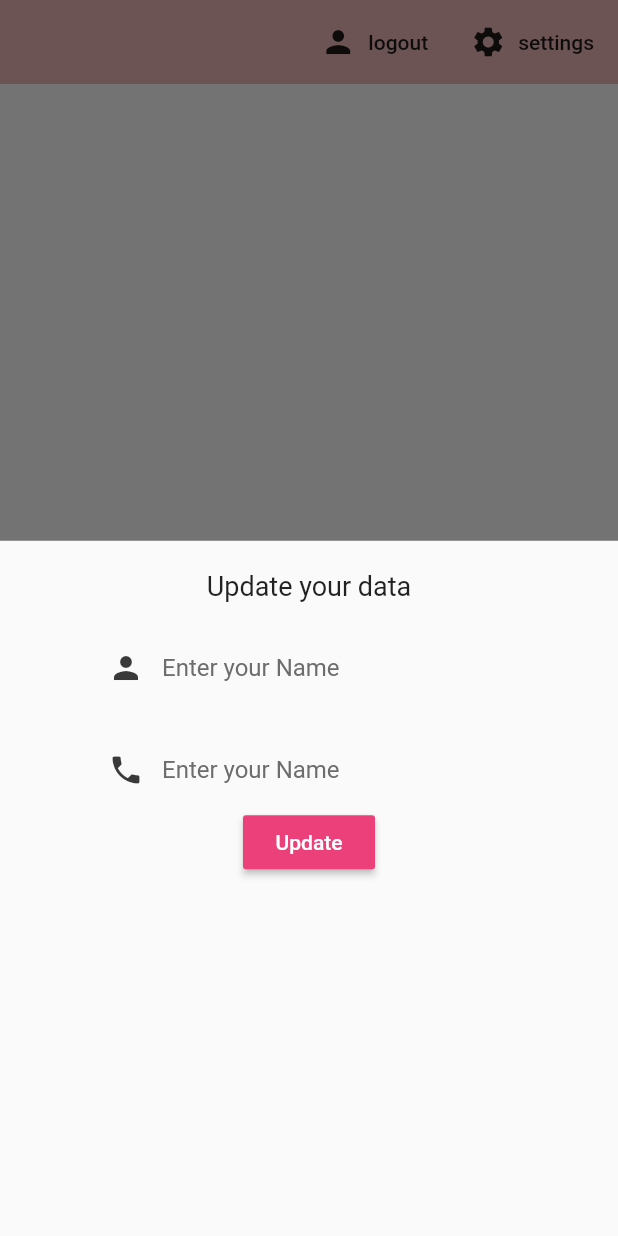
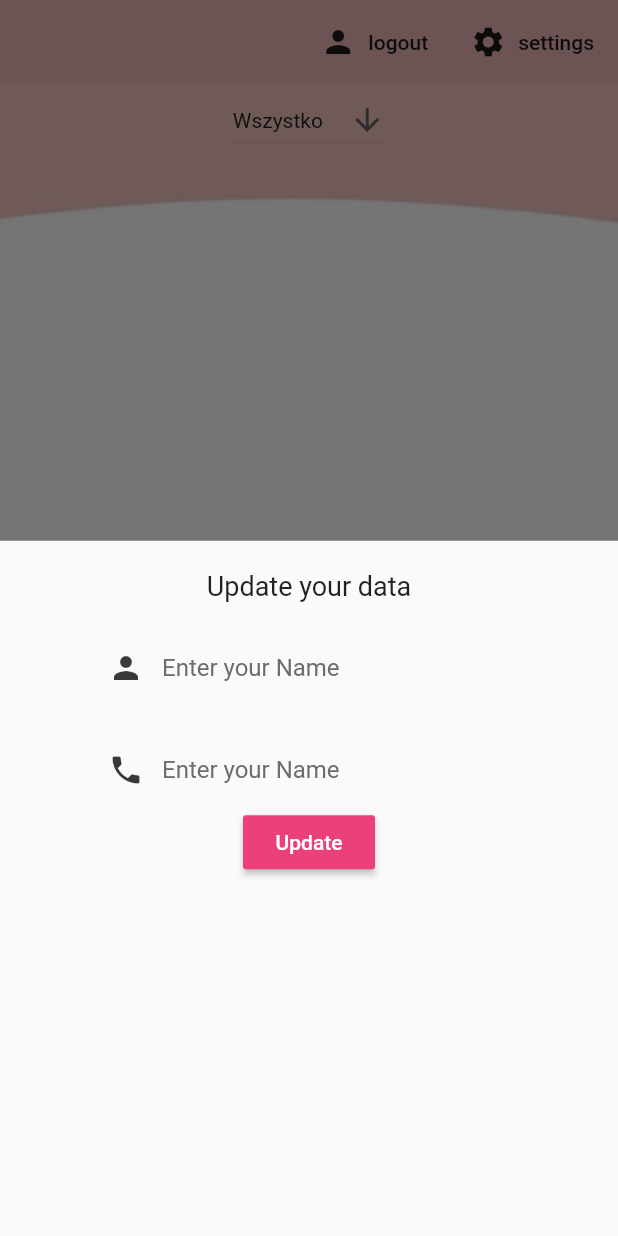
Before and after one commit to gorazdnina/Korepetycje, a Flutter app: the screen it shows once a user with an empty profile is signed in, after a tap on "settings", on a phone screen of 412 x 824 dp. Run offline on Flutter 3.47's test engine with Material 2 defaults, Android fonts, the phone set to English and light mode, and no system bars; our stand-ins replace cloud_firestore, firebase_auth, firebase_core, flutter_calendar_carousel, flutter_spinkit; accounts and stored records are empty; network calls fail; Roboto replaces fonts that are missing (OpenSans).

Commit message:
searching over lessons

```diff
--- /dev/null
+++ b/lib/models/category.dart
@@ -0,0 +1,5 @@
+class Category{
+  final String name;
+
+  Category({this.name});
+}
--- /dev/null
+++ b/lib/models/lessons.dart
@@ -0,0 +1,17 @@
+class Lessons{
+  final String uid;
+  final String name;
+  final String descryption;
+  final double price;
+
+  Lessons({this.uid,this.name,this.descryption,this.price});
+}
+
+class Lesons{
+  final String name;
+  final String descryption;
+  final double price;
+  final String category;
+
+  Lesons({this.name,this.descryption,this.price,this.category});
+}
--- a/lib/screens/home/home.dart
+++ b/lib/screens/home/home.dart
@@ -1,9 +1,11 @@
 import 'package:cloud_firestore/cloud_firestore.dart';
 import 'package:flutter/material.dart';
 import 'package:flutter/services.dart';
+import 'package:flutter_app2/models/lessons.dart';
 import 'package:flutter_app2/models/useerr.dart';
 import 'package:flutter_app2/models/userr.dart';
 import 'package:flutter_app2/screens/home/appbar.dart';
+import 'package:flutter_app2/screens/home/lessonl_ist.dart';
 import 'package:flutter_app2/screens/home/settings.dart';
 import 'package:flutter_app2/services/auth.dart';
 import 'package:flutter_app2/utilities/constants.dart';
@@ -19,19 +21,6 @@ import 'package:provider/provider.dart';
 import 'brews_list.dart';
 
 
-// class Home extends StatelessWidget{
-//   final AuthService _auth = AuthService();
-//   @override
-//   Widget build(BuildContext context){
-//     return StreamProvider<QuerySnapshot>.value(
-//       child: Scaffold(
-
-//       ),
-//     );
-//   }
-// }
-
-
 class Home extends StatefulWidget{
   @override
   _HomeState createState() => _HomeState();
@@ -40,6 +29,7 @@ class Home extends StatefulWidget{
 class _HomeState extends State<Home>{
 
   final AuthService _auth = AuthService();
+  String category = "Wszystko";
 
   int _selectedIndex = 0;
   static const TextStyle optionStyle = TextStyle(fontSize: 30, fontWeight: FontWeight.bold);
@@ -98,15 +88,38 @@ class _HomeState extends State<Home>{
 
   String dropdownValue = 'Wszystko';
   Widget _menuScreen() {
-    return Column(
-      children: <Widget>[
-        Text(
-            "Wybierz kategorie: "
-        ),
-        _dropDownCategory(),
+    // return Column(
+    //   children: <Widget>[
+    //     Text(
+    //         "Wybierz kategorie: "
+    //     ),
+    //     _dropDownCategory(),
 
-      ],
-    );
+      return Container(
+
+        child: Column(children:<Widget> [
+          _dropDownCategory(),
+          Expanded(
+            child:LesonList(),
+            ),
+        ],),
+      );
+        // return StreamProvider<List<Lesons>>.value(
+        // value: DataBaseService().lesonsCat("wszystkie"),
+        // initialData: [],
+        // child: LesonList(),
+        // child: Column(
+        // children: <Widget>[
+        //   Text(
+        //       "Wybierz kategorie: "
+        //   ),
+        //  // _dropDownCategory(),
+        //   LesonList()
+        // ],
+        //),
+        //);
+      //],
+    //);
   }
 
   Widget _dropDownCategory(){
@@ -123,6 +136,7 @@ class _HomeState extends State<Home>{
       onChanged: (String newValue) {
         setState(() {
           dropdownValue = newValue;
+          category = dropdownValue;
         });
       },
       items: <String>['Wszystko', 'Matematyka', 'Polski', 'Angielski', 'Fizyka', 'Chemia', 'Inne']
@@ -132,6 +146,13 @@ class _HomeState extends State<Home>{
           child: Text(value),
         );
       }).toList(),
+      // items: <String>['Wszystko', 'Matematyka', 'Polski', 'Angielski', 'Fizyka', 'Chemia', 'Inne']
+      //     .map<DropdownMenuItem<String>>((String value) {
+      //   return DropdownMenuItem<String>(
+      //     value: value,
+      //     child: Text(value),
+      //   );
+      // }).toList(),
     );
   }
 
@@ -192,13 +213,55 @@ class _HomeState extends State<Home>{
     else return _calendarScreen();
   }
 
-  Widget _menuMainScreen() {
-    return Scaffold(
-      appBar: AppBar(
-        title: const Text('BottomNavigationBar Sample'),
-      ),
-      body: Center(
-        child: _widgetOptions.elementAt(_selectedIndex),
+ @override
+  Widget build(BuildContext context){
+
+
+    final user = Provider.of<Userr>(context);
+
+    return StreamProvider<List<Lesons>>.value(
+    value: DataBaseService().lesonsCat(category),
+    initialData: [],
+    child: Scaffold(
+      body: AnnotatedRegion<SystemUiOverlayStyle>(
+        value: SystemUiOverlayStyle.light,
+        child: GestureDetector(
+          onTap: () => FocusScope.of(context).unfocus(),
+          child: Stack(
+            children: <Widget>[
+              Container(
+                height: double.infinity,
+                width: double.infinity,
+                decoration: BoxDecoration(
+                  image: DecorationImage(
+                    image: AssetImage("assets/images/tlo.jpeg"),
+                    fit: BoxFit.cover,
+                  ),
+                ),
+              ),
+              _selectScreen(),
+              // Container(
+              //   height: double.infinity,
+              //   child: SingleChildScrollView(
+              //     physics: AlwaysScrollableScrollPhysics(),
+              //     padding: EdgeInsets.symmetric(
+              //       horizontal: 40.0,
+              //       vertical: 120.0,
+              //     ),
+              //     child: Column(
+              //       mainAxisAlignment: MainAxisAlignment.center,
+              //       children: <Widget>[
+              //         _widgetOptions.elementAt(_selectedIndex),
+              //         SizedBox(height: 30.0),
+              //         _selectScreen(),
+              //       ],
+              //     ),
+
+              //   ),
+              // )
+           ],
+          ),
+        ),
       ),
       bottomNavigationBar: BottomNavigationBar(
         items: const <BottomNavigationBarItem>[
@@ -220,123 +283,13 @@ class _HomeState extends State<Home>{
           ),
         ],
         currentIndex: _selectedIndex,
+        iconSize: 30,
         unselectedItemColor: Color(0xFF3B3A3A),
         selectedItemColor: Color(0xFFECB6B6),
         onTap: _onItemTapped,
       ),
-    );
-  }
 
-    Future<String> getUserName()async{
-      FirebaseFirestore.instance
-          .collection('users')
-          .doc(_auth.getUs)
-          .get()
-          .then((DocumentSnapshot documentSnapshot) {
-            if (documentSnapshot.exists) {
-              return 'Document data: ${documentSnapshot.data()}';
-              //print('Document data: ${documentSnapshot.data()}');
-            } else {
-              return "Document does not exist on the database";
-              //print('Document does not exist on the database');
-            }
-          });
-      }
-
- @override
-  Widget build(BuildContext context){
-
-
-    final user = Provider.of<Userr>(context);
-
-    void _showSettingsPanel(){
-      showModalBottomSheet(
-        context: context,
-        builder: (context){
-          return Container(
-            //  alignment: Alignment.center,
-            // width: double.infinity,
-            // height: double.infinity,
-            // padding: EdgeInsets.symmetric(vertical: 30,horizontal: 60),
-            // child: SingleChildScrollView(child:SettingsForm()));
-            padding: EdgeInsets.symmetric(vertical: 20,horizontal: 60),
-            child: SettingsForm(),
-          );
-        }
-      );
-    }
-    return StreamProvider<List<Useerr>>.value(
-    value: DataBaseService().brews,
-    initialData: [],
-    child: Scaffold(
-      body: AnnotatedRegion<SystemUiOverlayStyle>(
-        value: SystemUiOverlayStyle.light,
-        child: BrewList(),
-      //   value: SystemUiOverlayStyle.light,
-      //   child: GestureDetector(
-      //     onTap: () => FocusScope.of(context).unfocus(),
-      //     child: Stack(
-      //       children: <Widget>[
-      //         Container(
-      //           height: double.infinity,
-      //           width: double.infinity,
-      //           decoration: BoxDecoration(
-      //             image: DecorationImage(
-      //               image: AssetImage("assets/images/tlo.jpeg"),
-      //               fit: BoxFit.cover,
-      //             ),
-      //           ),
-      //         ),
-      //         Container(
-      //           height: double.infinity,
-      //           child: SingleChildScrollView(
-      //             physics: AlwaysScrollableScrollPhysics(),
-      //             padding: EdgeInsets.symmetric(
-      //               horizontal: 40.0,
-      //               vertical: 120.0,
-      //             ),
-      //             child: Column(
-      //               mainAxisAlignment: MainAxisAlignment.center,
-      //               children: <Widget>[
-      //                 _widgetOptions.elementAt(_selectedIndex),
-      //                 SizedBox(height: 30.0),
-      //                 _selectScreen(),
-      //               ],
-      //             ),
-
-      //           ),
-      //         )
-      //       ],
-      //     ),
-      //   ),
-      // ),
-      // bottomNavigationBar: BottomNavigationBar(
-      //   items: const <BottomNavigationBarItem>[
-      //     BottomNavigationBarItem(
-      //       icon: Icon(Icons.home),
-      //       label: 'Ogłoszenie',
-      //     ),
-      //     BottomNavigationBarItem(
-      //       icon: Icon(Icons.calendar_today),
-      //       label: 'Kalendarz',
-      //     ),
-      //     BottomNavigationBarItem(
-      //       icon: Icon(Icons.favorite),
-      //       label: 'Ulubione',
-      //     ),
-      //     BottomNavigationBarItem(
-      //       icon: Icon(Icons.shopping_cart),
-      //       label: 'Koszyk',
-      //     ),
-      //   ],
-      //   currentIndex: _selectedIndex,
-      //   iconSize: 30,
-      //   unselectedItemColor: Color(0xFF3B3A3A),
-      //   selectedItemColor: Color(0xFFECB6B6),
-      //   onTap: _onItemTapped,
-      // ),
-      //
-      ),////////jak cos dac koma
+     // ),////////jak cos dac koma
       appBar: BaseAppBar(
           title: Text('title'),
           appBar: AppBar(),
--- /dev/null
+++ b/lib/screens/home/lessonl_ist.dart
@@ -0,0 +1,54 @@
+
+
+
+import 'package:cloud_firestore/cloud_firestore.dart';
+import 'package:flutter/material.dart';
+import 'package:flutter_app2/models/lessons.dart';
+import 'package:flutter_app2/models/useerr.dart';
+import 'package:provider/provider.dart';
+
+import 'brew_tile.dart';
+
+class LesonList extends StatefulWidget{
+  @override
+  _LesonListState createState() => _LesonListState();
+}
+
+class _LesonListState extends State<LesonList>{
+  @override
+  Widget build(BuildContext context){
+
+    final lesons = Provider.of<List<Lesons>>(context);
+
+    return ListView.builder(
+      itemCount: lesons.length ?? 0,
+      itemBuilder: (context,index){
+        return LesonTitle(lesons: lesons[index]);
+      },
+    );
+  }
+}
+
+class LesonTitle  extends StatelessWidget {
+
+  final Lesons lesons;
+  LesonTitle({this.lesons});
+
+  @override
+  Widget build(BuildContext context) {
+    return Padding(
+      padding: EdgeInsets.only(top: 8.0),
+      child: Card(
+        margin: EdgeInsets.fromLTRB(20, 6, 20, 0),
+        child: ListTile(
+          leading: CircleAvatar(
+            radius: 25,
+            backgroundColor: Colors.pink[100],
+          ),
+          title: Text(lesons.name),
+          subtitle: Text("Cena: ${lesons.price.toString()}zł"),
+        ),
+      ),
+    );
+  }
+}
--- a/lib/services/auth.dart
+++ b/lib/services/auth.dart
@@ -38,6 +38,8 @@ class AuthService{
   try{
     UserCredential result = await _auth.signInWithEmailAndPassword(email: email, password: password);
     User user = result.user;
+    //await DataBaseService(uid: user.uid).updateLesonList("Chemia", "ucz sie razem z nami", 20, "Chemia");
+    //await DataBaseService(uid: user.uid).updateLesonList("matma", "ucz sie razem z nami", 30, "Matematyka");
     return _userFromFireBaseUser(user);
   }catch(e){
     print(e.toString());
--- a/lib/services/database.dart
+++ b/lib/services/database.dart
@@ -1,5 +1,7 @@
 import 'package:cloud_firestore/cloud_firestore.dart';
 import 'package:firebase_auth/firebase_auth.dart';
+import 'package:flutter_app2/models/category.dart';
+import 'package:flutter_app2/models/lessons.dart';
 import 'package:flutter_app2/models/useerr.dart';
 import 'package:flutter_app2/models/userr.dart';
 
@@ -8,6 +10,9 @@ class DataBaseService{
   final String uid;
   DataBaseService({this.uid});
   final CollectionReference brewCollection = FirebaseFirestore.instance.collection('users');
+  final CollectionReference lessonsCollection = FirebaseFirestore.instance.collection('lessons');
+  final CollectionReference categoryCollection = FirebaseFirestore.instance.collection('category');
+
 
   Future updateUserData(String name, String phone, String email) async{
     return await brewCollection.doc(uid).set({
@@ -46,4 +51,50 @@ class DataBaseService{
     );
   }
 
+  ////For lessons features /////
+  List<Lesons> _lessonListFromSnapshot(QuerySnapshot snapshot){
+    return snapshot.docs.map((doc){
+      return Lesons(
+        name: doc.data()['name'] ?? '',
+        descryption: doc.data()['description'] ?? '',
+        price: doc.data()['price'] ?? 0 ,
+        category: doc.data()['category'] ?? '',
+      );
+    }).toList();
+  }
+
+ Stream<List<Lesons>> get lesons {
+    return lessonsCollection.snapshots().map(_lessonListFromSnapshot);
+  }
+
+  Stream<List<Lesons>> lesonsCat(String cat){
+    final Query mylist = lessonsCollection.where("category", isEqualTo: cat);
+    if(cat == "Wszystko")
+      return lesons;
+    return mylist.snapshots().map(_lessonListFromSnapshot);
+  }
+
+  Future updateLesonList(String name, String description, double price, String category) async{
+    return await lessonsCollection.doc().set({
+      'name' : name,
+      'description' : description,
+      'price' : price,
+      'category' : category,
+    });
+  }
+  ////END LESSONS////
+  ///
+  ////For lessons features /////
+  Stream<List<Category>> get category {
+    return lessonsCollection.snapshots().map(_categoryListFromSnapshot);
+  }
+
+  List<Category> _categoryListFromSnapshot(QuerySnapshot snapshot){
+    return snapshot.docs.map((doc){
+      return Category(
+        name: doc.data()['category_name'] ?? '',
+      );
+    }).toList();
+  }
+  ////END CATEGORY
 }
```
Also changed, not shown: lib/screens/authenticate/sign_up_screen.dart (+0 -15 lines).
